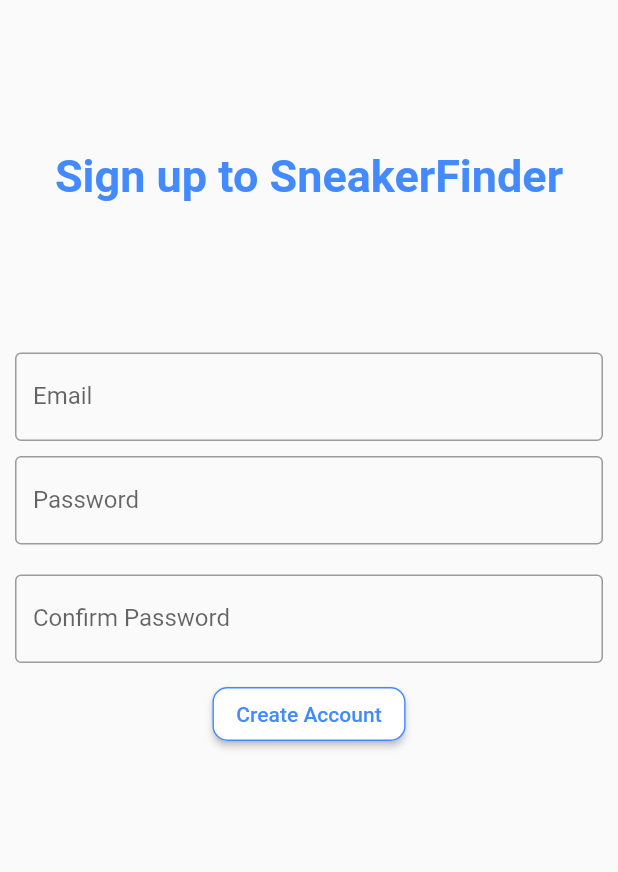
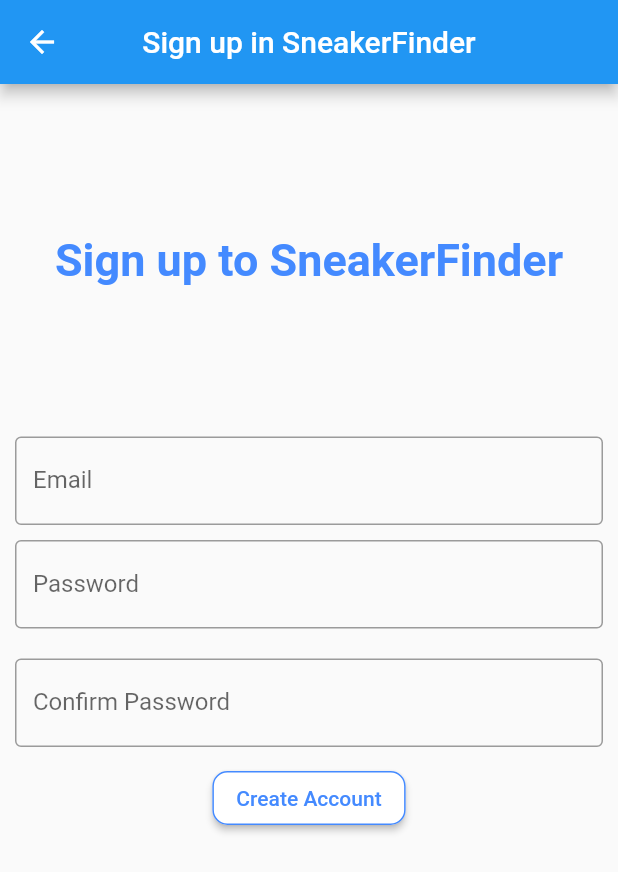
Before and after one commit to faustiB/snfr-front, a Flutter app: the screen it shows after launch, after a tap on "Sign up", on a phone screen of 412 x 824 dp. Shown: the top 872 px of the screen. Run offline on Flutter 3.47's test engine with Material 2 defaults, Android fonts, the phone set to English and light mode, and no system bars; our stand-ins replace cloud_firestore, firebase_auth, firebase_core, get; accounts and stored records are empty; generated files the repository leaves out were written again.

Commit message:
refactor to make sign up view as a page

```diff
--- a/snfr_front/lib/app/modules/login/bindings/login_binding.dart
+++ b/snfr_front/lib/app/modules/login/bindings/login_binding.dart
@@ -1,15 +1,15 @@
 import 'package:get/get.dart';
 
 import 'package:snfr_front/app/modules/login/controllers/custom_form_field_controller_controller.dart';
-import 'package:snfr_front/app/modules/login/controllers/sign_up_controller.dart';
+import 'package:snfr_front/app/modules/signup/controllers/signup_controller.dart';
 
 import '../controllers/login_controller.dart';
 
 class LoginBinding extends Bindings {
   @override
   void dependencies() {
-    Get.lazyPut<SignUpController>(
-      () => SignUpController(),
+    Get.lazyPut<SignupController>(
+      () => SignupController(),
     );
     Get.lazyPut<CustomFormFieldControllerController>(
       () => CustomFormFieldControllerController(),
--- a/snfr_front/lib/app/modules/login/views/custom_form_field_view.dart
+++ b/snfr_front/lib/app/modules/login/views/custom_form_field_view.dart
@@ -1,8 +1,8 @@
 import 'package:flutter/material.dart';
 import 'package:get/get.dart';
+import 'package:snfr_front/app/modules/signup/controllers/signup_controller.dart';
 
 import '../controllers/custom_form_field_controller_controller.dart';
-import '../controllers/sign_up_controller.dart';
 
 class CustomFormFieldView extends GetView<CustomFormFieldControllerController> {
 
@@ -11,7 +11,7 @@
   final bool isEmail;
   final String labelText;
   //Controllers
-  final signUpController = Get.find<SignUpController>();
+  final signUpController = Get.find<SignupController>();
   final TextEditingController textEditingController;
   CustomFormFieldView({
     Key? key,
--- a/snfr_front/lib/app/modules/login/views/login_view.dart
+++ b/snfr_front/lib/app/modules/login/views/login_view.dart
@@ -2,9 +2,9 @@
 import 'package:flutter/material.dart';
 import 'package:get/get.dart';
 
+import '../../../routes/app_pages.dart';
 import '../controllers/login_controller.dart';
 import 'custom_form_field_view.dart';
-import 'sign_up_view.dart';
 
 class LoginView extends GetView<LoginController> {
   final TextEditingController emailController = TextEditingController();
@@ -15,18 +15,14 @@
   @override
   Widget build(BuildContext context) {
     return Scaffold(
+      appBar: AppBar(
+        title: const Text('Login'),
+        centerTitle: true,
+      ),
       body: Column(
         children: [
-          Container(
-            margin: const EdgeInsets.only(top: 100),
-            child: Text(
-              "LOGIN",
-              style: TextStyle(
-                color: Colors.blueAccent,
-                fontSize: 30,
-                fontWeight: FontWeight.bold,
-              ),
-            ),
+          SizedBox(
+            height: 100,
           ),
           CustomFormFieldView(
             margins: const EdgeInsets.only(top: 100, left: 10, right: 10),
@@ -92,7 +88,7 @@
                   ),
                 ),
                 onPressed: () {
-                  Get.to(() => SignUpView());
+                  Get.toNamed(Routes.SIGNUP);
                 },
                 child: const Text(
                   'Sign up',
--- /dev/null
+++ b/snfr_front/lib/app/modules/signup/bindings/signup_binding.dart
@@ -0,0 +1,12 @@
+import 'package:get/get.dart';
+
+import '../controllers/signup_controller.dart';
+
+class SignupBinding extends Bindings {
+  @override
+  void dependencies() {
+    Get.lazyPut<SignupController>(
+      () => SignupController(),
+    );
+  }
+}
--- a/snfr_front/lib/app/modules/login/controllers/sign_up_controller.dart
+++ b/snfr_front/lib/app/modules/signup/controllers/signup_controller.dart
@@ -1,7 +1,7 @@
 import 'package:firebase_auth/firebase_auth.dart';
 import 'package:get/get.dart';
 
-class SignUpController extends GetxController {
+class SignupController extends GetxController {
   final email = ''.obs;
   final password = ''.obs;
   final confirmPassword = ''.obs;
--- a/snfr_front/lib/app/modules/login/views/sign_up_view.dart
+++ b/snfr_front/lib/app/modules/signup/views/signup_view.dart
@@ -1,20 +1,24 @@
 import 'package:flutter/material.dart';
 
 import 'package:get/get.dart';
-import 'package:snfr_front/app/modules/login/controllers/sign_up_controller.dart';
 
-import 'custom_form_field_view.dart';
-import 'login_view.dart';
+import '../../../routes/app_pages.dart';
+import '../../login/views/custom_form_field_view.dart';
+import '../controllers/signup_controller.dart';
 
-class SignUpView extends GetView<SignUpController> {
+class SignupView extends GetView<SignupController> {
   final TextEditingController emailController = TextEditingController();
   final TextEditingController passwordController = TextEditingController();
   final TextEditingController confirmPasswordController = TextEditingController();
 
-  SignUpView({Key? key}) : super(key: key);
+  SignupView({Key? key}) : super(key: key);
   @override
   Widget build(BuildContext context) {
     return Scaffold(
+      appBar: AppBar(
+        title: const Text('Sign up in SneakerFinder'),
+        centerTitle: true,
+      ),
       body: Column(
         children: [
           Container(
@@ -79,7 +83,7 @@
                       backgroundColor: Colors.green,
                       colorText: Colors.white,
                     );
-                    Get.offAll(() => LoginView());
+                    Get.offAllNamed(Routes.LOGIN);
                   }
                 } else {
                   Get.snackbar(
--- a/snfr_front/lib/app/routes/app_pages.dart
+++ b/snfr_front/lib/app/routes/app_pages.dart
@@ -1,18 +1,22 @@
+import 'package:firebase_auth/firebase_auth.dart';
 import 'package:get/get.dart';
-import 'package:firebase_auth/firebase_auth.dart';
+
 import '../modules/home/bindings/home_binding.dart';
 import '../modules/home/views/home_view.dart';
 import '../modules/landing/bindings/landing_binding.dart';
 import '../modules/landing/views/landing_view.dart';
 import '../modules/login/bindings/login_binding.dart';
 import '../modules/login/views/login_view.dart';
+import '../modules/signup/bindings/signup_binding.dart';
+import '../modules/signup/views/signup_view.dart';
 
 part 'app_routes.dart';
 
 class AppPages {
   AppPages._();
 
-  static final INITIAL = FirebaseAuth.instance.currentUser == null ? Routes.LOGIN : Routes.LANDING;
+  static final INITIAL =
+      FirebaseAuth.instance.currentUser == null ? Routes.LOGIN : Routes.LANDING;
 
   static final routes = [
     GetPage(
@@ -30,5 +34,10 @@
       page: () => LandingView(),
       binding: LandingBinding(),
     ),
+    GetPage(
+      name: _Paths.SIGNUP,
+      page: () => SignupView(),
+      binding: SignupBinding(),
+    ),
   ];
 }
--- a/snfr_front/lib/app/routes/app_routes.dart
+++ b/snfr_front/lib/app/routes/app_routes.dart
@@ -6,6 +6,7 @@
   static const HOME = _Paths.HOME;
   static const LOGIN = _Paths.LOGIN;
   static const LANDING = _Paths.LANDING;
+  static const SIGNUP = _Paths.SIGNUP;
 }
 
 abstract class _Paths {
@@ -13,4 +14,5 @@
   static const HOME = '/home';
   static const LOGIN = '/login';
   static const LANDING = '/landing';
+  static const SIGNUP = '/signup';
 }
```
Also changed, not shown: snfr_front/lib/app/modules/landing/views/landing_view.dart (+7 -6 lines).
